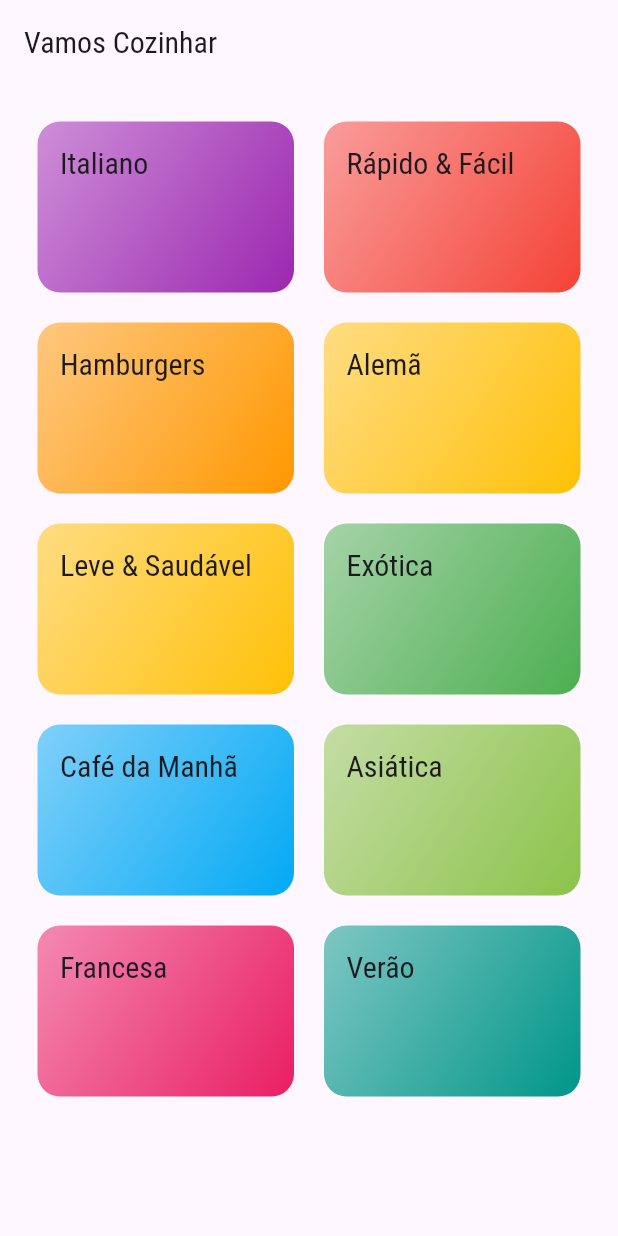
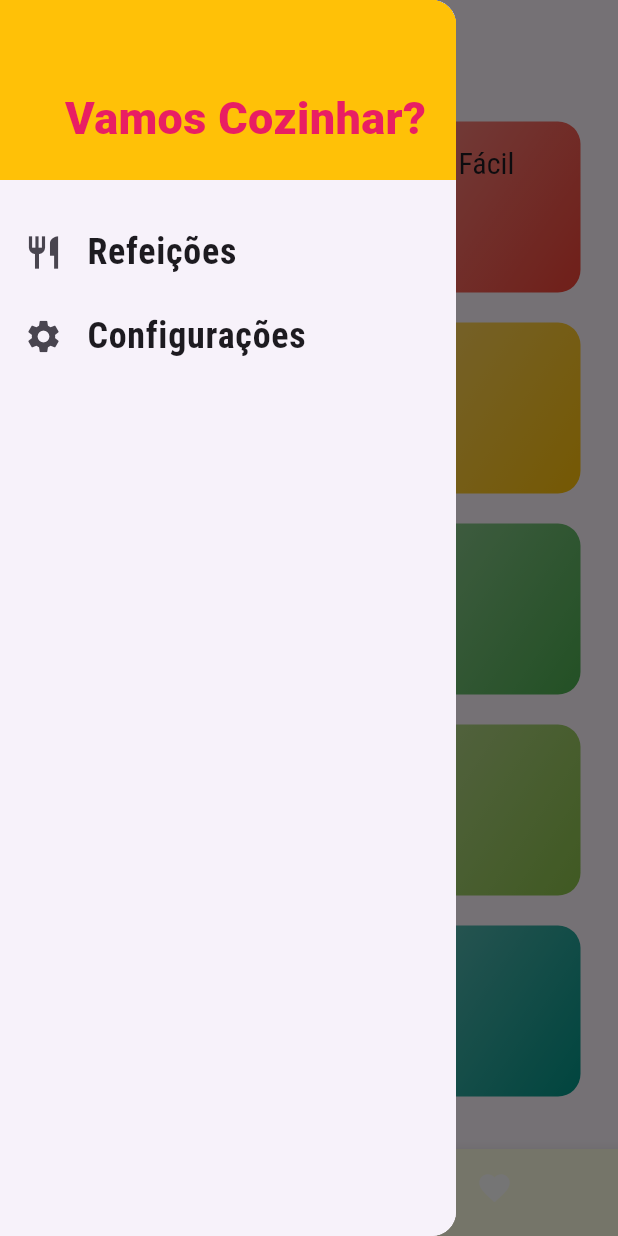
Before and after one commit to maitecr/meals, a Flutter app: the screen it shows after launch, with the side drawer open (before the commit the screen has no drawer), on a phone screen of 412 x 824 dp. Run offline on Flutter 3.47's test engine with Material 3 defaults, Android fonts, the phone set to English and light mode, and no system bars.

Commit message:
drawer, categories, meal item

```diff
--- /dev/null
+++ b/lib/components/main_drawer.dart
@@ -0,0 +1,54 @@
+// ignore_for_file: prefer_const_constructors
+
+import 'package:flutter/material.dart';
+
+class MainDrawer extends StatelessWidget {
+
+  Widget _createItem(IconData icon, String label) {
+    return ListTile(
+      leading: Icon(
+        icon,
+        size: 26,
+      ),
+      title: Text(
+        label,
+        style: TextStyle(
+          fontFamily: 'RobotoCondensed',
+          fontSize: 24,
+          fontWeight: FontWeight.bold,
+        ),
+      ),
+      onTap: () {},
+    );
+  }
+
+  @override
+  Widget build(BuildContext context) {
+    return Drawer(
+      child: Column(
+        children: <Widget>[
+          Container(
+            height: 120,
+            width: double.infinity,
+            padding: EdgeInsets.all(20),
+            color: Theme.of(context).hintColor,
+            alignment: Alignment.bottomRight,
+            child: Text(
+              'Vamos Cozinhar?',
+              style: TextStyle(
+                fontWeight: FontWeight.w900,
+                fontSize: 30,
+                color: Theme.of(context).primaryColor,
+              ),
+              ),
+          ),
+          SizedBox(
+            height: 20,
+          ),
+          _createItem(Icons.restaurant, 'Refeições'),
+          _createItem(Icons.settings, 'Configurações'),
+        ],
+      ),
+    );
+  }
+}
--- a/lib/main.dart
+++ b/lib/main.dart
@@ -4,7 +4,9 @@ import 'package:flutter/material.dart';
 import 'package:meals/models/category.dart';
 import 'screens/categories_screen.dart';
 import 'screens/categories_meals_screen.dart';
+import 'screens/meal_detail_screen.dart';
 import 'utils/app_routes.dart';
+import 'screens/tabs_screen.dart';
 
 void main() => runApp(MyApp());
 
@@ -14,7 +16,7 @@ class MyApp extends StatelessWidget {
     return MaterialApp(
       title: 'DeliMeals',
       theme: ThemeData(
-        primarySwatch: Colors.pink,
+        primaryColor: Colors.pink,
         hintColor: Colors.amber,
         fontFamily: 'Raleway',
         canvasColor: Color.fromRGBO(255, 254, 229, 1),
@@ -27,9 +29,10 @@ class MyApp extends StatelessWidget {
       ),
 //      home: CategorisScreen(),
       routes: {
-        AppRoutes.HOME: (ctx) => CategorisScreen(),
+        AppRoutes.HOME: (ctx) => TabsScreen(),
         AppRoutes.CATEGORIES_MEALS: (ctx) => CategoryMealsScreen(),
+        AppRoutes.MEAL_DETAIL: (ctx) => MealDetailScreen(),
       },
-    );
+     );
   }
 }
--- a/lib/screens/categories_meals_screen.dart
+++ b/lib/screens/categories_meals_screen.dart
@@ -3,6 +3,7 @@
 import 'package:flutter/material.dart';
 import '../models/category.dart';
 import '../data/dummy_data.dart';
+import '../components/meal_item.dart';
 
 class CategoryMealsScreen extends StatelessWidget {
 
@@ -26,7 +27,7 @@ class CategoryMealsScreen extends StatelessWidget {
       body: ListView.builder(
         itemCount: categoryMeals.length,
         itemBuilder: (ctx, index) {
-          return Text(categoryMeals[index].title);
+          return MealItem(categoryMeals[index]);
         }
       ),
     );
--- a/lib/screens/categories_screen.dart
+++ b/lib/screens/categories_screen.dart
@@ -8,11 +8,7 @@ class CategorisScreen extends StatelessWidget {
 
   @override
   Widget build(BuildContext context) {
-    return Scaffold(
-      appBar: AppBar(
-        title: Text('Vamos Cozinhar'),
-      ),
-      body: GridView(
+    return GridView(
         padding: const EdgeInsets.all(25),
         gridDelegate: SliverGridDelegateWithMaxCrossAxisExtent(
           maxCrossAxisExtent: 200,
@@ -23,7 +19,6 @@ class CategorisScreen extends StatelessWidget {
         children: DUMMY_CATEGORIES.map((cat) {
           return CategoryItem(cat);
         }).toList(), //sliver é uma área que tem scrool
-      ),
-    );
+      );
   }
 }
--- /dev/null
+++ b/lib/screens/tabs_screen.dart
@@ -0,0 +1,60 @@
+// ignore_for_file: prefer_const_constructors, prefer_const_literals_to_create_immutables
+
+import 'package:flutter/material.dart';
+import 'categories_screen.dart';
+import 'favorite_screen.dart';
+import '../components/main_drawer.dart';
+
+class TabsScreen extends StatefulWidget {
+
+  @override
+  State<TabsScreen> createState() => _TabsScreenState();
+}
+
+class _TabsScreenState extends State<TabsScreen> {
+
+  int _selectedScreenIndex = 0;
+
+  final List<Map<String, Object>> _screens = [
+    {'title': 'Lista de Categorias' , 'screen': CategorisScreen()},
+    {'title': 'Favoritos' , 'screen': FavoriteScreen()},
+  ];
+
+  _selectScreen(int index) {
+    setState(() {
+      _selectedScreenIndex = index;
+    });
+  }
+
+  @override
+  Widget build(BuildContext context) {
+    return Scaffold(
+      appBar: AppBar(
+        title: Text(_screens[_selectedScreenIndex]['title'] as String),
+      ),
+      drawer: Drawer(
+        child: MainDrawer(),
+      ),
+      body: _screens[_selectedScreenIndex]['screen'] as Widget,
+      bottomNavigationBar: BottomNavigationBar(
+        onTap: _selectScreen,
+        backgroundColor: Theme.of(context).primaryColor,
+        unselectedItemColor: Colors.white,
+  //      selectedIconTheme: Colors.amber,
+        currentIndex: _selectedScreenIndex,
+        type: BottomNavigationBarType.shifting,
+        items: [
+          BottomNavigationBarItem(
+            icon: Icon(Icons.category),
+            label: 'Categorias',
+            ),
+          BottomNavigationBarItem(
+            icon: Icon(Icons.favorite),
+            label: 'Favoritos',
+          ),
+
+        ],
+      ),
+    );
+  }
+}
--- a/lib/utils/app_routes.dart
+++ b/lib/utils/app_routes.dart
@@ -1,4 +1,5 @@
 class AppRoutes {
   static const HOME = '/';
   static const CATEGORIES_MEALS = '/categories-meals';
+  static const MEAL_DETAIL = '/meal-detail';
 }
```
Also changed, not shown: lib/components/meal_item.dart (added, +103 -0 lines), lib/models/meal.dart (+28 -0 lines), lib/screens/favorite_screen.dart (added, +13 -0 lines), lib/screens/meal_detail_screen.dart (added, +106 -0 lines).
